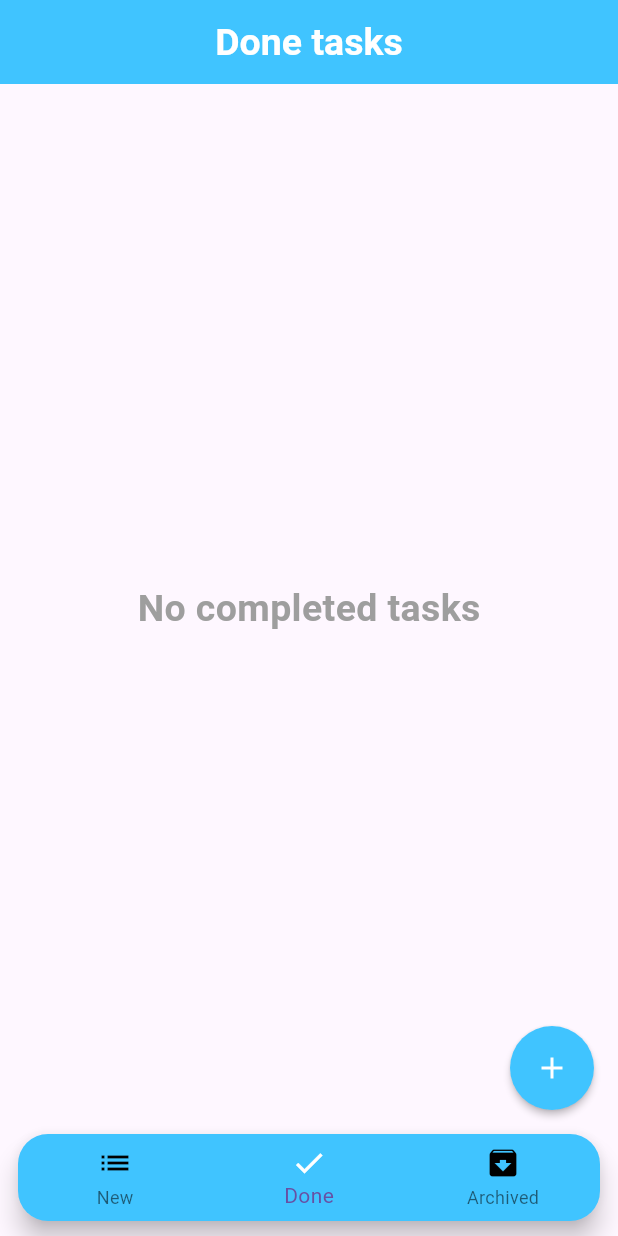
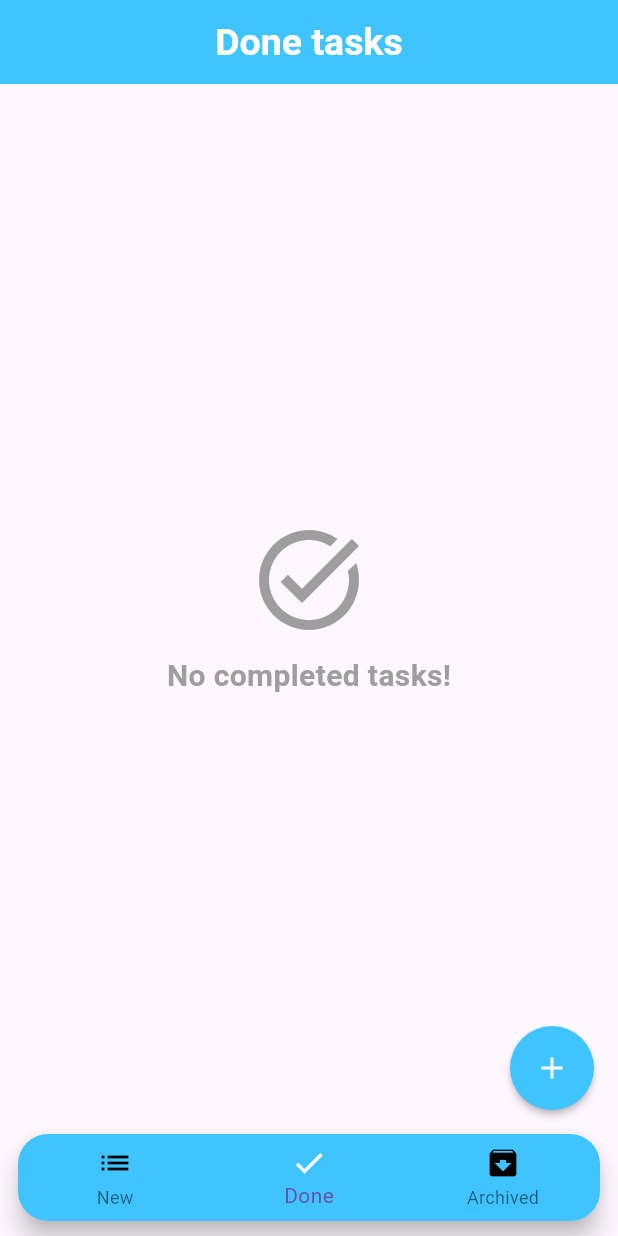
Before and after one commit to efatmoh-cs/to_do_sqlite, a Flutter app: the screen it shows after launch, item 2 of the bottom bar chosen, on a phone screen of 412 x 824 dp. Run offline on Flutter 3.47's test engine with Material 3 defaults, Android fonts, the phone set to English and light mode, and no system bars; drawn by our look-alikes of flutter_speed_dial; our stand-ins replace flutter_bloc, sqflite; accounts and stored records are empty.

Commit message:
feat: update DoneScreen UI

```diff
--- a/lib/layout/done_screen.dart
+++ b/lib/layout/done_screen.dart
@@ -19,13 +19,23 @@ class DoneScreen extends StatelessWidget {
 
           if (tasks.isEmpty) {
             return const Center(
-                child: Text(
-              'No completed tasks',
-              style: TextStyle(
-                  fontSize: 25,
-                  fontWeight: FontWeight.bold,
-                  color: Colors.grey),
-            ));
+                child:
+                Column(
+                  mainAxisAlignment: MainAxisAlignment.center,
+                  children: [
+                    Icon(Icons.task_alt, size: 80, color: Colors.grey),
+                    SizedBox(height: 10),
+                    Text(
+                      "No completed tasks!",
+                      style: TextStyle(
+                          fontSize: 20, fontWeight: FontWeight.bold, color: Colors.grey),
+                    ),
+
+
+                  ],
+                ),
+
+            );
           }
 
           return ListView.separated(
```
